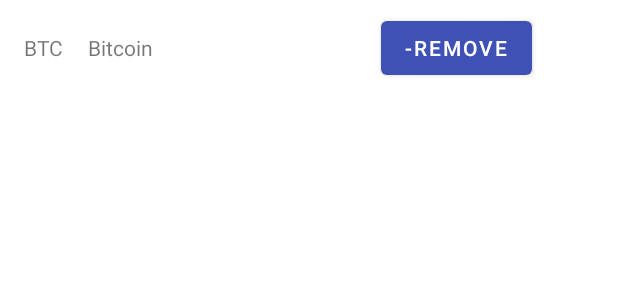
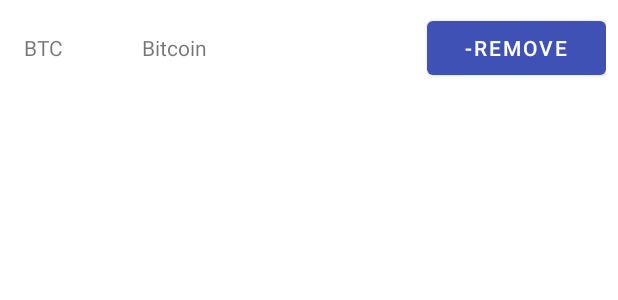
Before and after one commit to masteramyx/Lucky-Coins, an Android app: the layout coin_favorite_item.xml on its own in the app's theme, with its tools: preview values and no code run, on a phone screen of 412 x 824 dp. Shown: the top 300 px of the screen. Run offline under Robolectric (Android 15) with nearby library versions, the light colour scheme and no system bars.

Commit message:
fixed favorite remove button alignment; launch into detail controller from favorites tab

```diff
--- a/app/src/main/java/com/example/kyleamyx/luckycoins/detail/CoinDetailController.kt
+++ b/app/src/main/java/com/example/kyleamyx/luckycoins/detail/CoinDetailController.kt
@@ -22,7 +22,7 @@
 
     override val viewModel: CoinDetailViewModel = get().koin.get()
 
-    private var coin: CoinListItem? = null
+    private var coinId: String? = null
     private lateinit var detailView: View
 
     override fun onCreateView(inflater: LayoutInflater, container: ViewGroup): View {
@@ -34,7 +34,7 @@
     override fun onAttach(view: View) {
         super.onAttach(view)
         //todo- fix this null shit
-        viewModel.getCoinDetail(coin?.id!!)
+        viewModel.getCoinDetail(coinId!!)
     }
 
     override fun onDetach(view: View) {
@@ -62,7 +62,7 @@
     companion object {
         @JvmStatic
         fun newInstance(args: Bundle): CoinDetailController = CoinDetailController().apply {
-            coin = args.getParcelable("coinFavoriteItemItem")
+            coinId = args.getString("coinFavoriteItemItem")
         }
     }
 
--- a/app/src/main/res/layout/coin_favorite_item.xml
+++ b/app/src/main/res/layout/coin_favorite_item.xml
@@ -3,6 +3,7 @@
     xmlns:tools="http://schemas.android.com/tools"
     android:layout_width="match_parent"
     android:layout_height="wrap_content"
+    android:background="@drawable/list_item"
     android:orientation="vertical"
     android:padding="@dimen/lc_default_padding">
 
@@ -13,28 +14,30 @@
 
         <TextView
             android:id="@+id/favoriteSymbol"
-            android:layout_width="wrap_content"
+            android:layout_width="0dp"
             android:layout_height="wrap_content"
+            android:layout_weight=".2"
+            android:maxLines="1"
             android:padding="@dimen/lc_default_padding"
             tools:text="BTC" />
 
         <TextView
             android:id="@+id/favoriteName"
-            android:layout_width="wrap_content"
+            android:layout_width="0dp"
             android:layout_height="wrap_content"
+            android:layout_weight=".5"
+            android:ellipsize="end"
+            android:maxLines="1"
             android:padding="@dimen/lc_default_padding"
             tools:text="Bitcoin" />
 
-        <View
-            android:layout_width="144dp"
-            android:layout_height="36dp"/>
-
         <com.google.android.material.button.MaterialButton
             android:id="@+id/favoriteRemoveBtn"
-            android:text="-Remove"
-            android:layout_width="wrap_content"
-            android:theme="@style/AppTheme"
-            android:layout_height="wrap_content" />
+            android:layout_width="0dp"
+            android:layout_height="wrap_content"
+            android:layout_weight=".3"
+            android:text="@string/favorites_btn_remove"
+            android:theme="@style/AppTheme" />
 
     </LinearLayout>
 
--- a/app/src/main/res/values/strings.xml
+++ b/app/src/main/res/values/strings.xml
@@ -5,4 +5,6 @@
     <string name="list_item_mineable">mineable</string>
     <string name="tab_list">List</string>
     <string name="tab_favorite">Favorites</string>
+    <string name="favorites_btn_add">+Favorites</string>
+    <string name="favorites_btn_remove">-Remove</string>
 </resources>
```
Also changed, not shown: app/src/main/java/com/example/kyleamyx/luckycoins/CoinMainActivity.kt (+9 -3 lines), app/src/main/java/com/example/kyleamyx/luckycoins/favorites/CoinFavoriteController.kt (+14 -3 lines), app/src/main/java/com/example/kyleamyx/luckycoins/favorites/adapter/CoinFavoriteAdapter.kt (+8 -2 lines), app/src/main/java/com/example/kyleamyx/luckycoins/favorites/adapter/CoinFavoriteViewHolder.kt (+8 -2 lines), app/src/main/res/layout/coin_list_item.xml (+6 -4 lines).
